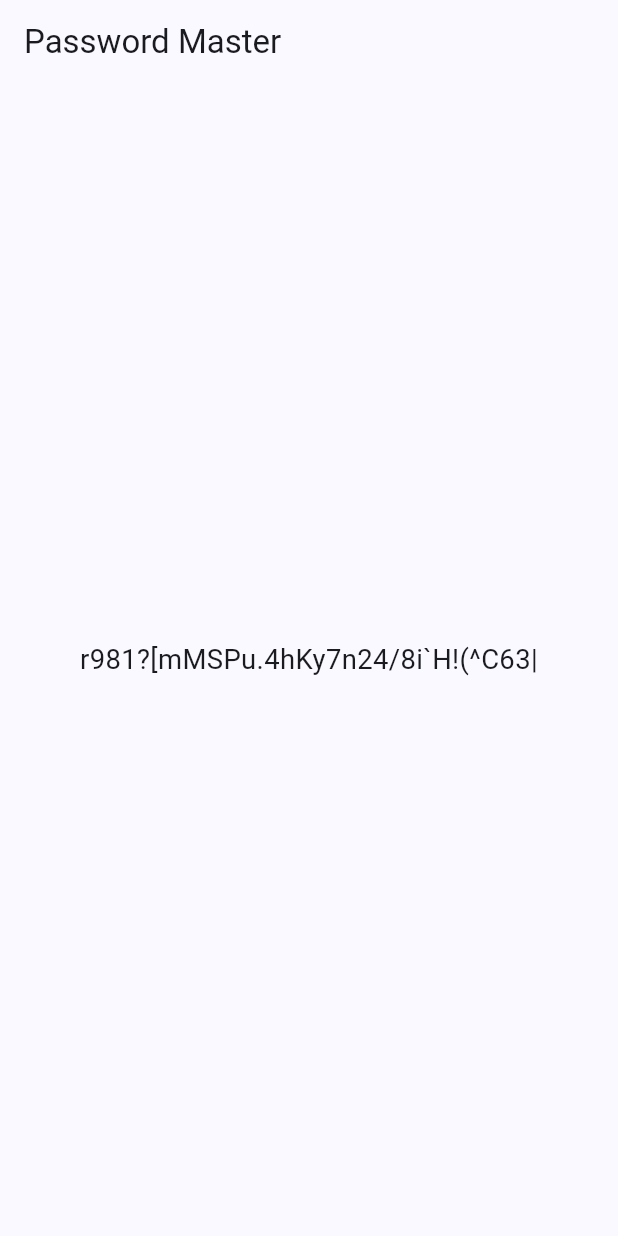
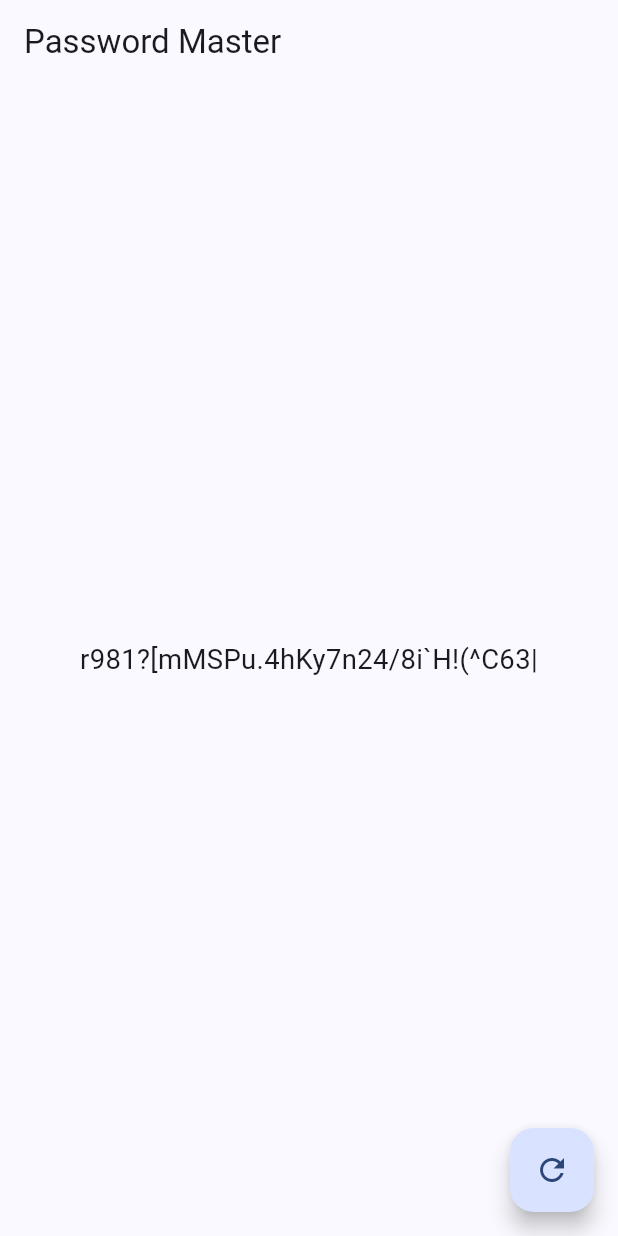
Before and after one commit to MasterHiei/password_master, a Flutter app: the screen it shows after launch, on a phone screen of 412 x 824 dp. Run offline on Flutter 3.47's test engine with Material 3 defaults, Android fonts, the phone set to English and light mode, and no system bars; our stand-ins replace adaptive_theme, auto_route, bot_toast, easy_localization, flutter_riverpod, flutter_screenutil and 1 more; generated files the repository leaves out were written again.

Commit message:
feat: adding regenerate password button

```diff
--- a/lib/features/pw_generator/presentation/pages/home_page.dart
+++ b/lib/features/pw_generator/presentation/pages/home_page.dart
@@ -18,6 +18,7 @@ class HomePage extends StatelessWidget {
       body: const Center(
         child: GeneratedPasswordView(),
       ),
+      floatingActionButton: const GeneratePasswordButton(),
     );
   }
 }
--- a/lib/features/pw_generator/presentation/widgets/generate_password_button.dart
+++ b/lib/features/pw_generator/presentation/widgets/generate_password_button.dart
@@ -1,10 +1,16 @@
 import 'package:flutter/material.dart';
+import 'package:flutter_riverpod/flutter_riverpod.dart';
 
-class GeneratePasswordButton extends StatelessWidget {
+import '../providers/pw_generator_provider.dart';
+
+class GeneratePasswordButton extends ConsumerWidget {
   const GeneratePasswordButton({super.key});
 
   @override
-  Widget build(BuildContext context) {
-    return Container();
+  Widget build(BuildContext context, WidgetRef ref) {
+    return FloatingActionButton(
+      child: const Icon(Icons.refresh),
+      onPressed: () => ref.invalidate(pwGeneratorProvider),
+    );
   }
 }
```
Also changed, not shown: lib/features/pw_generator/presentation/providers/pw_generator_provider.g.dart.
